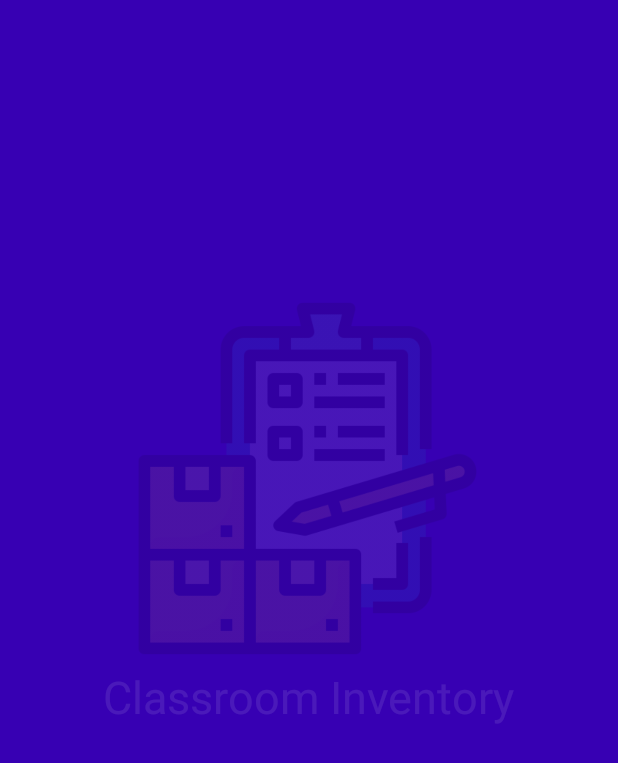
After one commit to Jarenass97/DesafioInventario, an Android app: the SplashScreen screen opened directly, with no data from a screen before it, on a phone screen of 412 x 824 dp. The commit adds this screen. Shown: the top 763 px of the screen. Run offline under Robolectric (Android 15) with nearby library versions, the phone set to English and light mode, and no system bars.

Commit message:
SplashScreen

```diff
--- a/DesafioInventario/app/src/main/AndroidManifest.xml
+++ b/DesafioInventario/app/src/main/AndroidManifest.xml
@@ -14,6 +14,15 @@
         android:theme="@style/Theme.DesafioInventario"
         android:usesCleartextTraffic="true">
         <activity
+            android:name=".SplashScreen"
+            android:exported="true">
+            <intent-filter>
+                <action android:name="android.intent.action.MAIN" />
+
+                <category android:name="android.intent.category.LAUNCHER" />
+            </intent-filter>
+        </activity>
+        <activity
             android:name=".InventarioActivity"
             android:exported="true" />
         <activity
@@ -23,13 +32,7 @@
             android:theme="@style/Theme.DesafioInventario.NoActionBar" />
         <activity
             android:name=".LoginActivity"
-            android:exported="true">
-            <intent-filter>
-                <action android:name="android.intent.action.MAIN" />
-
-                <category android:name="android.intent.category.LAUNCHER" />
-            </intent-filter>
-        </activity>
+            android:exported="true" />
 
         <meta-data
             android:name="com.google.android.actions"
--- /dev/null
+++ b/DesafioInventario/app/src/main/java/com/example/desafioinventario/SplashScreen.kt
@@ -0,0 +1,40 @@
+package com.example.desafioinventario
+
+import android.content.Intent
+import androidx.appcompat.app.AppCompatActivity
+import android.os.Bundle
+import android.os.Handler
+import android.os.Looper
+import android.view.animation.AnimationUtils
+import android.widget.ImageView
+import android.widget.TextView
+
+class SplashScreen : AppCompatActivity() {
+    override fun onCreate(savedInstanceState: Bundle?) {
+        super.onCreate(savedInstanceState)
+        setContentView(R.layout.activity_splash_screen)
+        supportActionBar?.hide()
+        initAnimations()
+        initApp()
+    }
+
+    private fun initApp() {
+        val intent = Intent(this, LoginActivity::class.java)
+        Handler(Looper.getMainLooper()).postDelayed({
+            run {
+                startActivity(intent)
+                finish()
+            }
+        }, 2000)
+
+    }
+
+    private fun initAnimations() {
+        val animacionImagen = AnimationUtils.loadAnimation(this, R.anim.desplazamiento_abajo)
+        val animacionTitulo = AnimationUtils.loadAnimation(this, R.anim.desplazamiento_arriba)
+        val logo = findViewById<ImageView>(R.id.imgIconoApp)
+        val nombreApp = findViewById<TextView>(R.id.txtTituloApp)
+        logo.startAnimation(animacionImagen)
+        nombreApp.startAnimation(animacionTitulo)
+    }
+}
--- /dev/null
+++ b/DesafioInventario/app/src/main/res/anim/desplazamiento_abajo.xml
@@ -0,0 +1,11 @@
+<?xml version="1.0" encoding="utf-8"?>
+<set xmlns:android="http://schemas.android.com/apk/res/android">
+    <translate
+        android:fromXDelta="0%"
+        android:fromYDelta="-50%"
+        android:duration="1500"/>
+    <alpha
+        android:fromAlpha="0.1"
+        android:toAlpha="1.0"
+        android:duration="1500"/>
+</set>
--- /dev/null
+++ b/DesafioInventario/app/src/main/res/anim/desplazamiento_arriba.xml
@@ -0,0 +1,11 @@
+<?xml version="1.0" encoding="utf-8"?>
+<set xmlns:android="http://schemas.android.com/apk/res/android">
+    <translate
+        android:fromXDelta="0%"
+        android:fromYDelta="250%"
+        android:duration="1500"/>
+    <alpha
+        android:fromAlpha="0.1"
+        android:toAlpha="1.0"
+        android:duration="1500"/>
+</set>
--- /dev/null
+++ b/DesafioInventario/app/src/main/res/layout/activity_splash_screen.xml
@@ -0,0 +1,36 @@
+<?xml version="1.0" encoding="utf-8"?>
+<androidx.constraintlayout.widget.ConstraintLayout xmlns:android="http://schemas.android.com/apk/res/android"
+    xmlns:app="http://schemas.android.com/apk/res-auto"
+    xmlns:tools="http://schemas.android.com/tools"
+    android:layout_width="match_parent"
+    android:layout_height="match_parent"
+    android:background="@color/primaryVariant"
+    tools:context=".SplashScreen">
+
+    <ImageView
+        android:id="@+id/imgIconoApp"
+        android:layout_width="250dp"
+        android:layout_height="250dp"
+        android:scaleType="centerCrop"
+        app:layout_constraintBottom_toBottomOf="parent"
+        app:layout_constraintEnd_toEndOf="parent"
+        app:layout_constraintHorizontal_bias="0.496"
+        app:layout_constraintStart_toStartOf="parent"
+        app:layout_constraintTop_toTopOf="parent"
+        app:layout_constraintVertical_bias="0.338"
+        app:srcCompat="@drawable/app_inventario_ico" />
+
+    <TextView
+        android:id="@+id/txtTituloApp"
+        android:layout_width="wrap_content"
+        android:layout_height="wrap_content"
+        android:text="@string/app_name"
+        android:textColor="@color/white"
+        android:textSize="30dp"
+        app:layout_constraintBottom_toBottomOf="parent"
+        app:layout_constraintEnd_toEndOf="parent"
+        app:layout_constraintHorizontal_bias="0.498"
+        app:layout_constraintStart_toStartOf="parent"
+        app:layout_constraintTop_toBottomOf="@+id/imgIconoApp"
+        app:layout_constraintVertical_bias="0.0" />
+</androidx.constraintlayout.widget.ConstraintLayout>
--- a/DesafioInventario/app/src/main/res/layout/aulas_creater.xml
+++ b/DesafioInventario/app/src/main/res/layout/aulas_creater.xml
@@ -73,12 +73,11 @@
         style="@style/texto_item"
         android:layout_width="wrap_content"
         android:layout_height="wrap_content"
-        android:layout_marginStart="50dp"
         android:layout_marginTop="20dp"
         android:text="@string/strCurso"
         app:layout_constraintBottom_toBottomOf="parent"
         app:layout_constraintEnd_toEndOf="parent"
-        app:layout_constraintHorizontal_bias="0.0"
+        app:layout_constraintHorizontal_bias="0.144"
         app:layout_constraintStart_toStartOf="parent"
         app:layout_constraintTop_toBottomOf="@+id/edDescripcionAula"
         app:layout_constraintVertical_bias="0.0" />
@@ -87,10 +86,9 @@
         android:id="@+id/spCursoAula"
         android:layout_width="150dp"
         android:layout_height="wrap_content"
-        android:layout_marginEnd="50dp"
         app:layout_constraintBottom_toBottomOf="@+id/textView3"
         app:layout_constraintEnd_toEndOf="parent"
-        app:layout_constraintHorizontal_bias="1.0"
+        app:layout_constraintHorizontal_bias="0.666"
         app:layout_constraintStart_toEndOf="@+id/textView3"
         app:layout_constraintTop_toTopOf="@+id/textView3"
         app:layout_constraintVertical_bias="1.0" />
@@ -100,12 +98,11 @@
         style="@style/texto_item"
         android:layout_width="wrap_content"
         android:layout_height="wrap_content"
-        android:layout_marginStart="50dp"
         android:layout_marginTop="20dp"
         android:text="@string/strEncargado"
         app:layout_constraintBottom_toBottomOf="parent"
         app:layout_constraintEnd_toEndOf="parent"
-        app:layout_constraintHorizontal_bias="0.0"
+        app:layout_constraintHorizontal_bias="0.148"
         app:layout_constraintStart_toStartOf="parent"
         app:layout_constraintTop_toBottomOf="@+id/spCursoAula"
         app:layout_constraintVertical_bias="0.0" />
@@ -114,10 +111,9 @@
         android:id="@+id/spEncargadoAula"
         android:layout_width="150dp"
         android:layout_height="wrap_content"
-        android:layout_marginEnd="50dp"
         app:layout_constraintBottom_toBottomOf="@+id/textView4"
         app:layout_constraintEnd_toEndOf="parent"
-        app:layout_constraintHorizontal_bias="1.0"
+        app:layout_constraintHorizontal_bias="0.628"
         app:layout_constraintStart_toEndOf="@+id/textView4"
         app:layout_constraintTop_toTopOf="@+id/textView4"
         app:layout_constraintVertical_bias="1.0" />
@@ -127,13 +123,12 @@
         style="@style/texto_item"
         android:layout_width="wrap_content"
         android:layout_height="wrap_content"
-        android:layout_marginStart="50dp"
         android:layout_marginTop="20dp"
         android:layout_marginBottom="25dp"
         android:text="@string/strAlumnos"
         app:layout_constraintBottom_toBottomOf="parent"
         app:layout_constraintEnd_toEndOf="parent"
-        app:layout_constraintHorizontal_bias="0.0"
+        app:layout_constraintHorizontal_bias="0.15"
         app:layout_constraintStart_toStartOf="parent"
         app:layout_constraintTop_toBottomOf="@+id/spEncargadoAula"
         app:layout_constraintVertical_bias="0.0" />
@@ -143,7 +138,6 @@
         android:layout_width="50dp"
         android:layout_height="wrap_content"
         android:layout_marginStart="25dp"
-        android:layout_marginEnd="50dp"
         android:ems="10"
         android:inputType="number"
         android:maxLength="2"
```
Also changed, not shown: DesafioInventario/app/src/main/res/drawable/app_inventario_ico.png (added), 1 other file.
